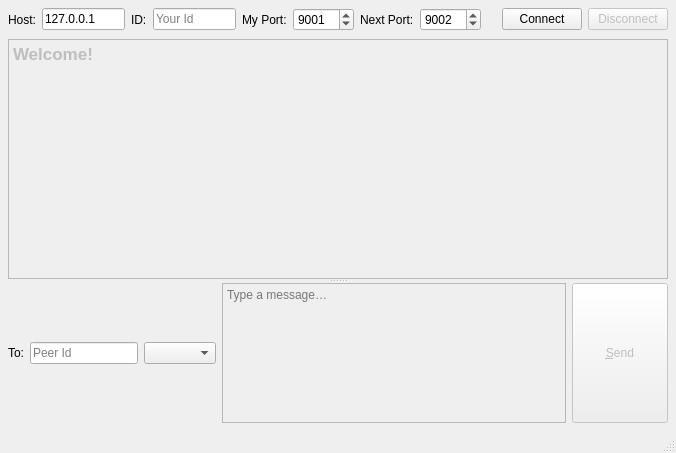
0hr/SimpleChat, file src/UI/SimpleChatMainWindow.ui: the form before one commit.
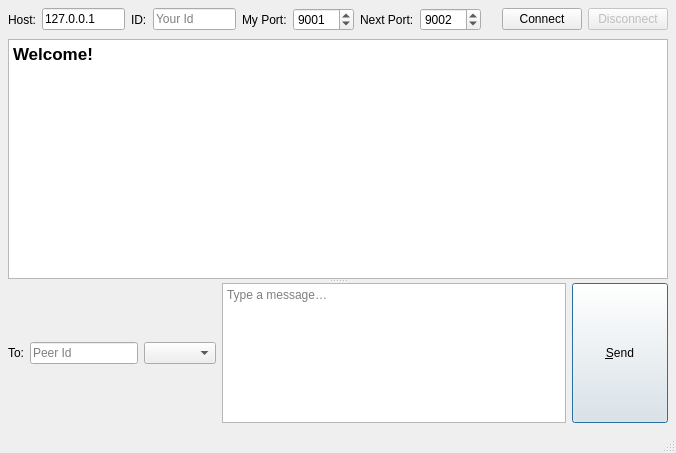
The form after the commit.

Commit message: - Readme.md fix - Focus messageEdit field when open and after sending message, and commented disabled chat elements and changed ui make them enable as default.

Patch:
```diff
--- a/src/UI/SimpleChatMainWindow.ui
+++ b/src/UI/SimpleChatMainWindow.ui
@@ -168,7 +168,7 @@
       </property>
       <widget class="QTextBrowser" name="chatView">
        <property name="enabled">
-        <bool>false</bool>
+        <bool>true</bool>
        </property>
        <property name="sizePolicy">
         <sizepolicy hsizetype="Expanding" vsizetype="Expanding">
@@ -258,7 +258,7 @@
         <item>
          <widget class="QTextEdit" name="messageEdit">
           <property name="enabled">
-           <bool>false</bool>
+           <bool>true</bool>
           </property>
           <property name="sizePolicy">
            <sizepolicy hsizetype="Expanding" vsizetype="Minimum">
@@ -286,7 +286,7 @@
         <item>
          <widget class="QPushButton" name="sendButton">
           <property name="enabled">
-           <bool>false</bool>
+           <bool>true</bool>
           </property>
           <property name="sizePolicy">
            <sizepolicy hsizetype="Minimum" vsizetype="Minimum">
@@ -324,7 +324,7 @@
      <x>0</x>
      <y>0</y>
      <width>676</width>
-     <height>24</height>
+     <height>37</height>
     </rect>
    </property>
   </widget>
```
The commit also changes 3 other files.
